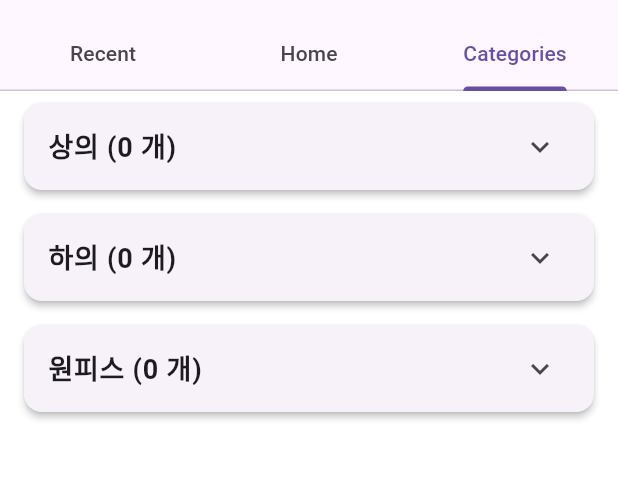
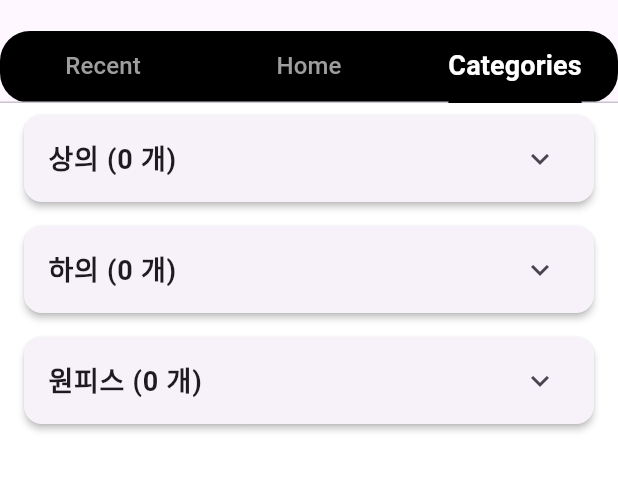
Before and after one commit to BigNo219/public_clotehs_size_app, a Flutter app: the screen it shows after launch, tab 3 chosen, on a phone screen of 412 x 824 dp, the part 65-557 px from its top. Run offline on Flutter 3.47's test engine with Material 3 defaults, Android fonts, the light colour scheme and no system bars; our stand-ins replace cloud_firestore, firebase_core, image_picker, permission_handler; missing offline and left inert: cloudinary_public; accounts and stored records are empty.

Commit message:
Main -> TabBar 구현

```diff
--- a/lib/main.dart
+++ b/lib/main.dart
@@ -1,13 +1,11 @@
-import 'dart:io';
 import 'package:flutter/material.dart';
 import 'package:image_picker/image_picker.dart';
-import 'package:path_provider/path_provider.dart';
 import 'package:ddundddun/category_selection_page.dart';
-import 'package:ddundddun/delete_selection_page.dart';
 import 'package:permission_handler/permission_handler.dart';
 import 'package:cloudinary_public/cloudinary_public.dart';
 import 'package:firebase_core/firebase_core.dart';
 import 'package:cloud_firestore/cloud_firestore.dart';
+import 'package:ddundddun/recent_photos_page.dart';
 
 
 void main() async{
@@ -41,7 +39,11 @@ class _MyHomePageState extends State<MyHomePage> with SingleTickerProviderStateM
   @override
   void initState() {
     super.initState();
-    _tabController = TabController(length: 3, vsync: this);
+    _tabController = TabController(
+        length: 3,
+        vsync: this,
+        initialIndex: 1,
+    );
     _requestPermission();
   }
 
@@ -219,13 +221,34 @@ class _MyHomePageState extends State<MyHomePage> with SingleTickerProviderStateM
             fontSize: 24,
           ),
         ),
-        bottom: TabBar(
+        bottom: PreferredSize(
+          preferredSize: Size.fromHeight(kToolbarHeight),
+          child: Container(
+            decoration: BoxDecoration(
+              color: Colors.black,
+              borderRadius: BorderRadius.circular(20),
+            ),
+            child: TabBar(
+              indicatorColor: Colors.black,
+              labelColor: Colors.white,
+              unselectedLabelColor: Colors.grey,
+              labelStyle: TextStyle(
+                fontSize: 18,
+                fontWeight: FontWeight.bold,
+                color: Colors.white,
+              ),
+              unselectedLabelStyle: TextStyle(
+                fontSize: 16,
+                color: Colors.grey,
+              ),
               controller: _tabController,
               tabs: [
                 Tab(text: 'Recent'),
                 Tab(text: 'Home'),
                 Tab(text: 'Categories'),
               ],
+            ),
+          ),
         ),
       ),
       body: TabBarView(
```
Lines whose indentation alone changed are shown as unchanged.
